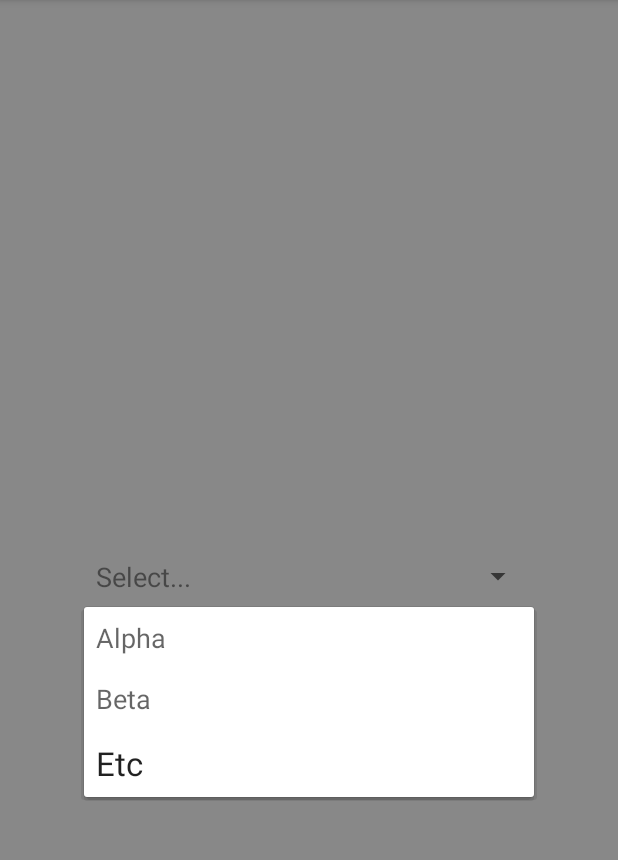
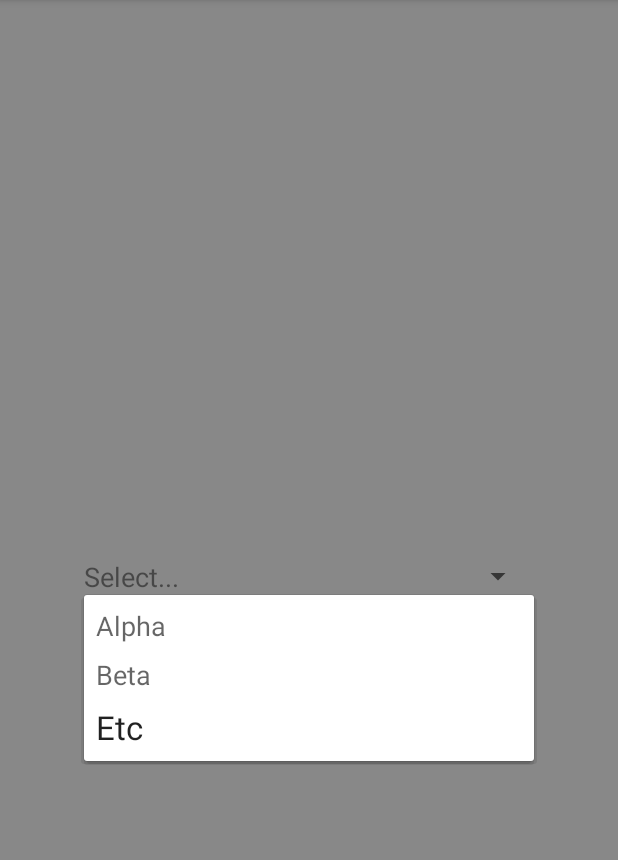
Before and after one commit to Kiwijane3/RecyclerSpinner, an Android app: the screen it shows after launch (MainActivity), after a tap on "Select...", on a phone screen of 412 x 824 dp, the part 84-944 px from its top. Run offline under Robolectric (Android 15) with nearby library versions, the phone set to English and light mode, and no system bars.

Commit message:
Added ability to set popup spacing and padding.

```diff
--- a/demo/src/main/res/layout/activity_main.xml
+++ b/demo/src/main/res/layout/activity_main.xml
@@ -33,7 +33,9 @@
             app:layout_constraintBottom_toBottomOf="parent"
             app:layout_constraintEnd_toEndOf="parent"
             app:layout_constraintStart_toStartOf="parent"
-            app:layout_constraintTop_toTopOf="parent" />
+            app:layout_constraintTop_toTopOf="parent"
+            app:popup_padding="8dp"
+            app:popup_spacing="8dp"/>
     </androidx.constraintlayout.widget.ConstraintLayout>
 
 </androidx.coordinatorlayout.widget.CoordinatorLayout>
--- a/demo/src/main/res/layout/item.xml
+++ b/demo/src/main/res/layout/item.xml
@@ -3,7 +3,6 @@
     xmlns:app="http://schemas.android.com/apk/res-auto"
     android:layout_width="match_parent"
     android:layout_height="wrap_content"
-    android:padding="8dp"
     android:animateLayoutChanges="true">
 
     <TextView
--- a/demo/src/main/res/layout/item_placeholder.xml
+++ b/demo/src/main/res/layout/item_placeholder.xml
@@ -3,7 +3,6 @@
     xmlns:app="http://schemas.android.com/apk/res-auto"
     android:layout_width="match_parent"
     android:layout_height="wrap_content"
-    android:padding="8dp"
     android:animateLayoutChanges="true">
 
     <TextView
--- a/demo/src/main/res/layout/section_header.xml
+++ b/demo/src/main/res/layout/section_header.xml
@@ -2,8 +2,7 @@
 <androidx.constraintlayout.widget.ConstraintLayout xmlns:android="http://schemas.android.com/apk/res/android"
     xmlns:app="http://schemas.android.com/apk/res-auto"
     android:layout_width="match_parent"
-    android:layout_height="wrap_content"
-    android:padding="8dp">
+    android:layout_height="wrap_content">
 
     <TextView
         android:id="@+id/section_label"
--- a/gradle.properties
+++ b/gradle.properties
@@ -27,7 +27,7 @@ RELEASE_SIGNING_ENABLED=true
 
 GROUP=co.luoja
 POM_ARTIFACT_ID=recycler-spinner
-VERSION_NAME=1.0.0
+VERSION_NAME=1.2.0
 
 POM_NAME=Recycler Spinner
 POM_DESCRIPTION=A flexible and unopinionated spinner with dynamic contents.
--- a/lib/build.gradle
+++ b/lib/build.gradle
@@ -12,8 +12,8 @@ android {
     defaultConfig {
         minSdk 19
         targetSdk 32
-        versionCode 1
-        versionName "1.0"
+        versionCode 5
+        versionName "1.2.0"
 
         testInstrumentationRunner "androidx.test.runner.AndroidJUnitRunner"
 
@@ -49,7 +49,7 @@ publishing {
         release(MavenPublication) {
             groupId = "co.luoja"
             artifactId = 'recycler-spinner'
-            version = '1.0.0'
+            version = '1.2.0'
 
             pom {
                 name = POM_NAME
--- a/lib/src/main/AndroidManifest.xml
+++ b/lib/src/main/AndroidManifest.xml
@@ -4,7 +4,6 @@
 
     <application
         android:allowBackup="true"
-        android:supportsRtl="true"
-        android:theme="@style/Theme.RecyclerSpinner" />
+        android:supportsRtl="true" />
 
 </manifest>
--- a/lib/src/main/java/co/luoja/recyclerspinner/DropDownPopup.kt
+++ b/lib/src/main/java/co/luoja/recyclerspinner/DropDownPopup.kt
@@ -18,7 +18,7 @@ import kotlin.properties.Delegates.observable
 /**
  * The [PopupWindow] used to display a [RecyclerSpinner]'s dropdown selection window.
  */
-internal class DropDownPopup(context: Context, background: Drawable?, adapter: RecyclerSpinnerAdapter<*, *, *, *>?) : PopupWindow(context) {
+internal class DropDownPopup(context: Context, background: Drawable?, initialPadding: PaddingSpec?, initialSpacing: Int?, adapter: RecyclerSpinnerAdapter<*, *, *, *>?) : PopupWindow(context) {
 
     /**
      * The recycler view used to display the contents of the dropdown.
@@ -40,6 +40,21 @@ internal class DropDownPopup(context: Context, background: Drawable?, adapter: R
     }
 
     /**
+     * The padding around the popup's contents. Should be applied to the recyclerview so that the background does not shrink.
+     */
+    var padding: PaddingSpec? by observable(initialPadding) { _, _, value ->
+        recyclerView.setPaddingRelative(value)
+    }
+
+    /**
+     * The spacing between each element in the popup's content recyclerview.
+     */
+    var spacing: Int? by observable(initialSpacing) { _, oldValue, newValue ->
+        if (oldValue != null) recyclerView.removeItemDecorationAt(0)
+        if (newValue != null) recyclerView.addItemDecoration(VerticalInterItemMarginDecorator(newValue), 0)
+    }
+
+    /**
      * Indicates whether an animation should be performed when the recycler view changes height.
      *
      * To avoid stutter and graphical glitches, changes in the height of the content should only occur if the number of displayed elements has changed.
@@ -56,6 +71,11 @@ internal class DropDownPopup(context: Context, background: Drawable?, adapter: R
         contentView = view
 
         recyclerView = view.findViewById(R.id.content)
+
+        recyclerView.setPaddingRelative(initialPadding)
+        initialSpacing?.let {
+            recyclerView.addItemDecoration(VerticalInterItemMarginDecorator(initialSpacing), 0)
+        }
 
         recyclerView.adapter = adapter
         recyclerView.layoutManager = LinearLayoutManager(context)
--- /dev/null
+++ b/lib/src/main/java/co/luoja/recyclerspinner/InterItemMarginDecorator.kt
@@ -0,0 +1,21 @@
+package co.luoja.recyclerspinner
+
+import android.graphics.Rect
+import android.view.View
+import androidx.recyclerview.widget.RecyclerView
+
+internal class VerticalInterItemMarginDecorator(val marginSize: Int): RecyclerView.ItemDecoration() {
+
+    override fun getItemOffsets(
+        outRect: Rect,
+        view: View,
+        parent: RecyclerView,
+        state: RecyclerView.State
+    ) {
+        if (parent.getChildAdapterPosition(view) == 0)
+            return
+
+        outRect.top = marginSize
+    }
+
+}
--- /dev/null
+++ b/lib/src/main/java/co/luoja/recyclerspinner/Padding.kt
@@ -0,0 +1,22 @@
+package co.luoja.recyclerspinner
+
+import android.view.View
+
+internal data class PaddingSpec private constructor(val start: Int, val top: Int, val end: Int, val bottom: Int) {
+
+    companion object {
+
+        fun create(start: Int, top: Int, end: Int, bottom: Int): PaddingSpec? {
+            return if (start == 0 && top == 0 && end == 0 && bottom == 0)
+                null
+            else
+                PaddingSpec(start, top, end, bottom)
+        }
+
+    }
+
+}
+
+internal fun View.setPaddingRelative(spec: PaddingSpec?) {
+    this.setPaddingRelative(spec?.start ?: 0, spec?.top ?: 0, spec?.end ?: 0, spec?.bottom ?: 0)
+}
--- a/lib/src/main/java/co/luoja/recyclerspinner/RecyclerSpinner.kt
+++ b/lib/src/main/java/co/luoja/recyclerspinner/RecyclerSpinner.kt
@@ -14,7 +14,9 @@ import androidx.recyclerview.widget.*
 import androidx.appcompat.widget.AppCompatSpinner
 import co.luoja.recyclerspinner.adapter.RecyclerSpinnerAdapter
 import initiallyNull
+import java.util.jar.Attributes
 import kotlin.properties.Delegates
+import kotlin.properties.Delegates.observable
 
 /**
  * An [AppCompatSpinner] that displays a dynamic list of contents using a [RecyclerView].
@@ -37,17 +39,43 @@ class RecyclerSpinner: AppCompatSpinner {
         dropDownWidth = MATCH_PARENT
     }
 
-    constructor(context: Context, attributeSet: AttributeSet): super(context, attributeSet)
+    constructor(context: Context, attributeSet: AttributeSet): super(context, attributeSet) {
+        initAttributes(attributeSet)
+    }
 
-    constructor(context: Context, attributeSet: AttributeSet, defStyleAttr: Int): super(context, attributeSet, defStyleAttr)
+    constructor(context: Context, attributeSet: AttributeSet, defStyleAttr: Int): super(context, attributeSet, defStyleAttr) {
+        initAttributes(attributeSet)
+    }
 
     @RequiresApi(Build.VERSION_CODES.LOLLIPOP)
-    constructor(context: Context, attributeSet: AttributeSet, defStyleAttr: Int, defStyleRes: Int): super(context, attributeSet, defStyleAttr, defStyleRes)
+    constructor(context: Context, attributeSet: AttributeSet, defStyleAttr: Int, defStyleRes: Int): super(context, attributeSet, defStyleAttr, defStyleRes) {
+        initAttributes(attributeSet)
+    }
+
+    fun initAttributes(set: AttributeSet?) {
+
+        val attributes = set?.let {
+            context.obtainStyledAttributes(set, R.styleable.RecyclerSpinner)
+        } ?: return
+
+        val defaultPadding = attributes.getDimensionPixelOffset(R.styleable.RecyclerSpinner_popup_padding, 0)
+
+        popupPadding = PaddingSpec.create(
+            start = attributes.getDimensionPixelOffset(R.styleable.RecyclerSpinner_popup_padding_start, defaultPadding),
+            top = attributes.getDimensionPixelOffset(R.styleable.RecyclerSpinner_popup_padding_top, defaultPadding),
+            end = attributes.getDimensionPixelOffset(R.styleable.RecyclerSpinner_popup_padding_end, defaultPadding),
+            bottom = attributes.getDimensionPixelOffset(R.styleable.RecyclerSpinner_popup_padding_bottom, defaultPadding)
+        )
+
+        if (attributes.hasValue(R.styleable.RecyclerSpinner_popup_spacing))
+            popupSpacing = attributes.getDimensionPixelOffset(R.styleable.RecyclerSpinner_popup_spacing, 0)
+
+    }
 
     /**
      * The [RecyclerSpinnerAdapter] that defines and displays the contents of this [RecyclerSpinner]
      */
-    public var adapter: RecyclerSpinnerAdapter<*, *, *, *>? by Delegates.observable(null) { _, _, adapter ->
+    var adapter: RecyclerSpinnerAdapter<*, *, *, *>? by observable(null) { _, _, adapter ->
         adapter?.let {
             installSelectedItemView()
             adapter.setOnSelectedItemViewChangedListener(this::installSelectedItemView)
@@ -55,6 +83,22 @@ class RecyclerSpinner: AppCompatSpinner {
             popup?.adapter = adapter
             adapter.setOnDismissDropDownListener { popup?.dismiss() }
         }
+    }
+
+    /**
+     * The padding around the contents in the popup.
+     */
+    internal var popupPadding: PaddingSpec? by observable(null) { _, _, value ->
+        popup?.padding = value
+    }
+
+    /**
+     * The spacing between the selectable items in the popup, in raw pixels.
+     *
+     * Can be set using a dimension value, such as `24dp` by using the xml attribute []app:popup_spacing].
+     */
+    var popupSpacing: Int? by observable(null) { _, _, value ->
+        popup?.spacing = value
     }
 
     /**
@@ -81,7 +125,13 @@ class RecyclerSpinner: AppCompatSpinner {
     private fun showPopup() {
 
         if (popup == null)
-            popup = DropDownPopup(popupContext, popupBackground, adapter)
+            popup = DropDownPopup(
+                popupContext,
+                popupBackground,
+                popupPadding,
+                popupSpacing,
+                adapter
+            )
 
         popup!!.width = width
         popup!!.showAsDropDown(this, dropDownHorizontalOffset, dropDownVerticalOffset, Gravity.TOP)
@@ -99,4 +149,23 @@ class RecyclerSpinner: AppCompatSpinner {
 
     }
 
+    /**
+     * Sets the relative padding around the selectable content in the popup. The values are raw pixels.
+     *
+     * These values can be set in using dimension values by using the xml attribute `app:popup_padding`, which sets all the values,
+     * or the attributes `app:popup_padding_start`, `app:popup_padding_top`, `app:popup_padding_end`, and `app:popup_padding_bottom`,
+     * which set each value individually. These can be used together; In this case, the value provided for the specific axis will be preferred,
+     * with the value provided by `popup_padding` being used as the default if a specific value is not set.
+     *
+     * @see [View.setPaddingRelative]
+     */
+    fun setPopupPaddingRelative(start: Int, top: Int, end: Int, bottom: Int) {
+        popupPadding = PaddingSpec.create(
+            start,
+            top,
+            end,
+            bottom
+        )
+    }
+
 }
```
Also changed, not shown: lib/src/main/java/co/luoja/recyclerspinner/NestedList.kt (+28 -0 lines), lib/src/main/res/values/attrs.xml (added, +11 -0 lines), 1 other file.
